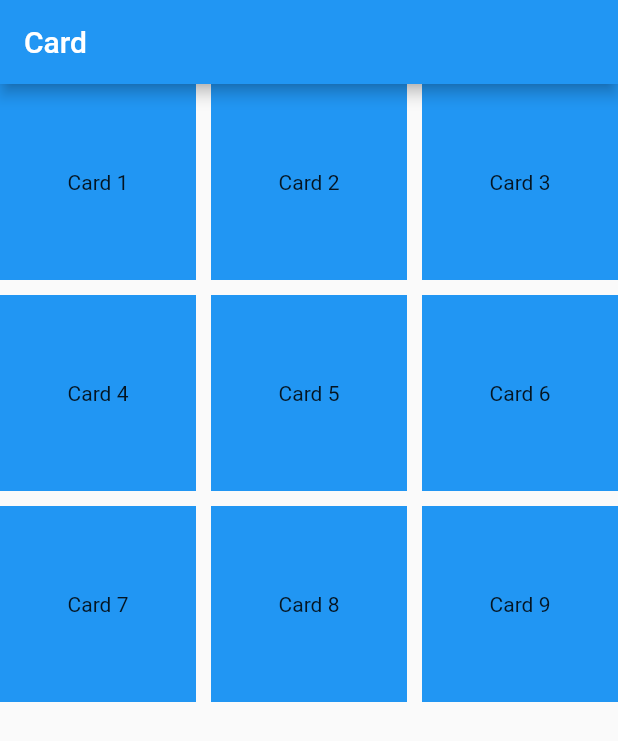
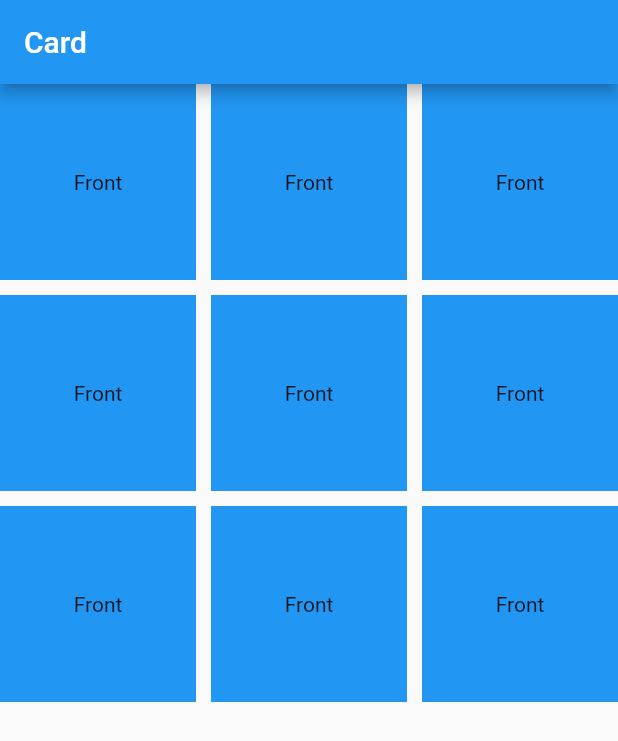
Before and after one commit to hunman89/memo_game, a Flutter app: the screen it shows after launch, on a phone screen of 412 x 824 dp. Shown: the top 741 px of the screen. Run offline on Flutter 3.47's test engine with Material 2 defaults, Android fonts, the phone set to English and light mode, and no system bars; drawn by our look-alikes of flip_card.

Commit message:
add. filp card

```diff
--- a/lib/main.dart
+++ b/lib/main.dart
@@ -1,3 +1,4 @@
+import 'package:flip_card/flip_card.dart';
 import 'package:flutter/material.dart';
 
 void main() {
@@ -37,29 +38,19 @@ class MyHomePage extends StatelessWidget {
           ),
           itemCount: 9,
           itemBuilder: (BuildContext context, int index) {
-            return CardWidget(index: index);
+            return FlipCard(
+              fill: Fill.fillBack,
+              direction: FlipDirection.HORIZONTAL, // default
+              front: Container(
+                color: Colors.blue,
+                child: const Center(child: Text('Front')),
+              ),
+              back: Container(
+                color: Colors.red,
+                child: Center(child: Text('${index + 1}')),
+              ),
+            );
           }),
     );
   }
 }
-
-class CardWidget extends StatelessWidget {
-  final int index;
-
-  const CardWidget({super.key, required this.index});
-
-  @override
-  Widget build(BuildContext context) {
-    return GestureDetector(
-      onTap: () {
-        // handle tap
-      },
-      child: Container(
-        color: Colors.blue,
-        child: Center(
-          child: Text('Card ${index + 1}'),
-        ),
-      ),
-    );
-  }
-}
```
Also changed, not shown: pubspec.yaml (+3 -4 lines), pubspec.lock.
